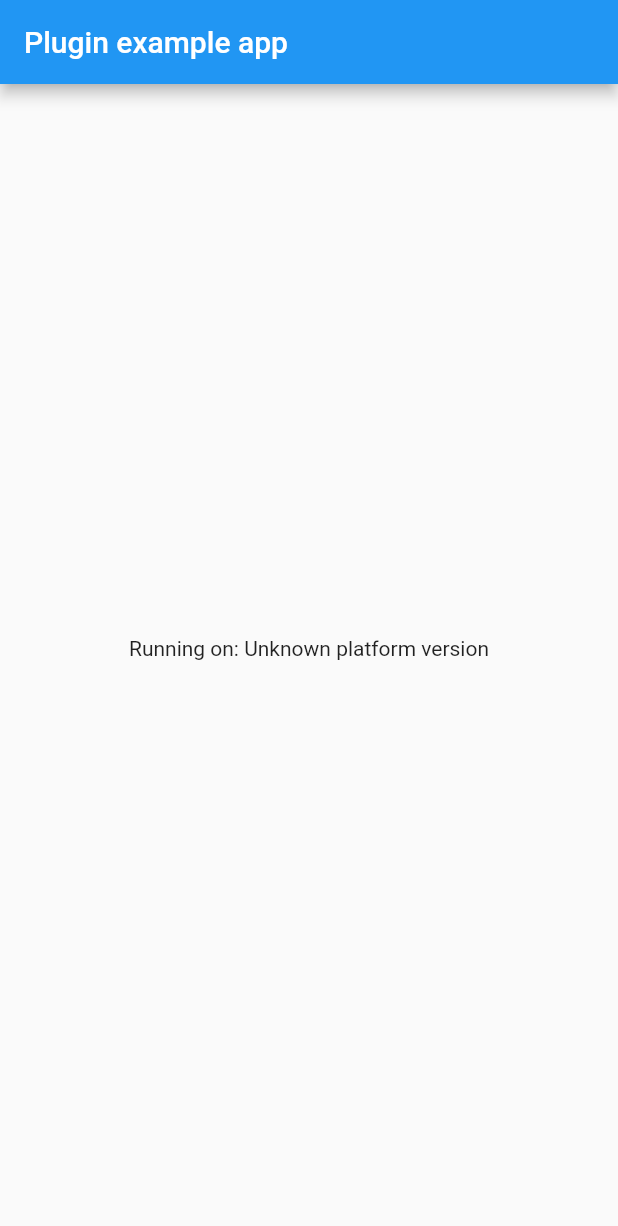
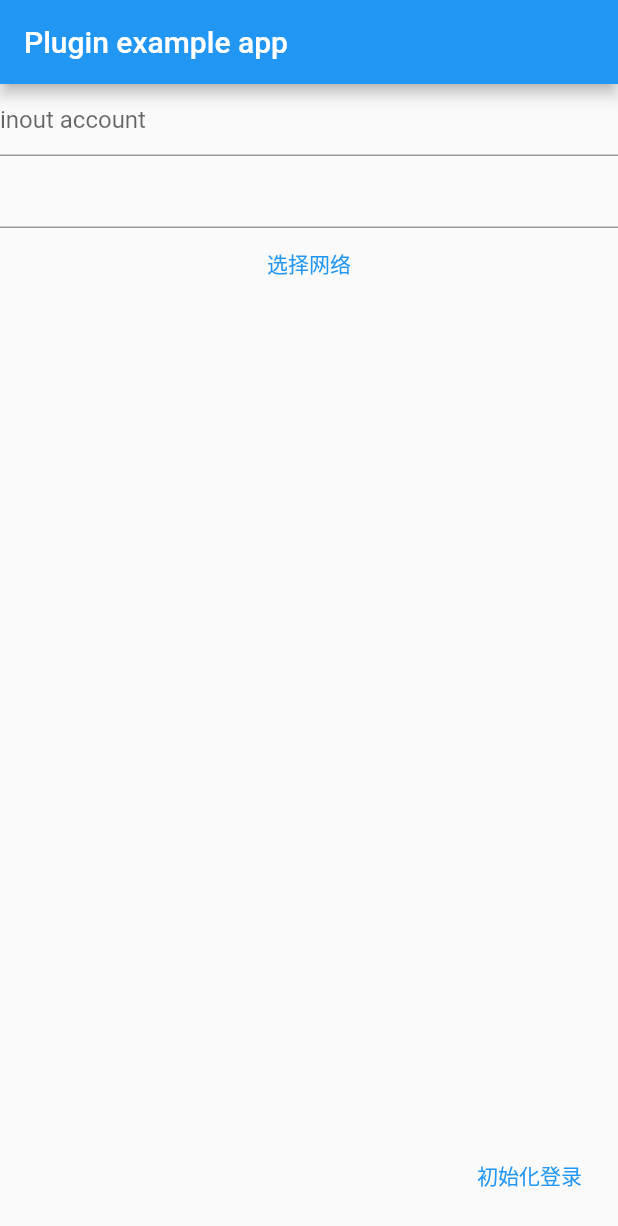
Before and after one commit to shitaBro/tuyaPlugin, a Flutter app: the screen it shows after launch, on a phone screen of 412 x 824 dp. Shown: the top 1226 px of the screen. Run offline on Flutter 3.47's test engine with Material 2 defaults, Android fonts, the light colour scheme and no system bars; our stand-ins replace plugin_platform_interface.

Commit message:
初始化插件

```diff
--- a/example/lib/main.dart
+++ b/example/lib/main.dart
@@ -18,11 +18,15 @@ class MyApp extends StatefulWidget {
 class _MyAppState extends State<MyApp> {
   String _platformVersion = 'Unknown';
   final _tuyaPlugin = TuyaPlugin();
-
+  Map<String,dynamic>? _uuidMap;
+  TextEditingController _accountController = TextEditingController();
+  TextEditingController _pswController = TextEditingController();
   @override
   void initState() {
     super.initState();
     initPlatformState();
+    _tuyaPlugin.startWithKeySercert(key: "df7j7egd344xggr9r589", appSercert: "vapxperxgcdst9cdshjth8tq9xjuxy53");
+
   }
 
   // Platform messages are asynchronous, so we initialize in an async method.
@@ -54,9 +58,29 @@ class _MyAppState extends State<MyApp> {
         appBar: AppBar(
           title: const Text('Plugin example app'),
         ),
-        body: Center(
-          child: Text('Running on: $_platformVersion\n'),
+        body: ListView(
+          children: [
+            TextField(decoration: InputDecoration(
+              hintText: "inout account"
+            ),controller: _accountController,),
+            TextField(controller: _pswController,),
+            Container(child: TextButton(child: Text("选择网络"),onPressed: () async{
+            List<String>? wifis = await _tuyaPlugin.searchWifi();
+            if ((wifis?.length ?? 0) > 0) {
+              showModalBottomSheet(context: context, builder: (context) {
+                return ListView.builder(itemBuilder: (context,index) {
+                  return ListTile(title: Text(wifis![index]),onTap: (){
+                    _tuyaPlugin.startConfigBLEWifiDeviceWith(UUID: _uuidMap!["uuid"], homeId: _uuidMap!["homeId"],productId: _uuidMap!["productId"],ssid: wifis![index],password: "88888888");
+                  },);
+                });
+              });
+            }
+            },),)
+          ],
         ),
+        floatingActionButton: TextButton(child: Text("初始化登录"),onPressed: () async{
+          _uuidMap = await _tuyaPlugin.loginOrRegisterAccount(countryCode: "86",uid: _accountController.text,password: _pswController.text);
+        },),
       ),
     );
   }
```
Also changed, not shown: lib/tuya_plugin.dart (+29 -0 lines), lib/tuya_plugin_method_channel.dart (+42 -1 lines), lib/tuya_plugin_platform_interface.dart (+22 -0 lines), 14 other files.
